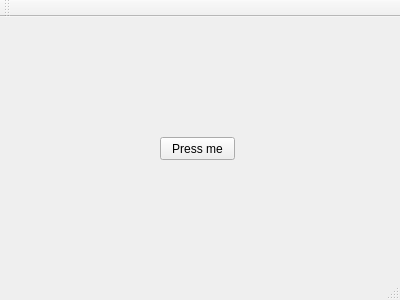
muyulong/pi_gateway, file MainWindow.ui: the form before one commit.
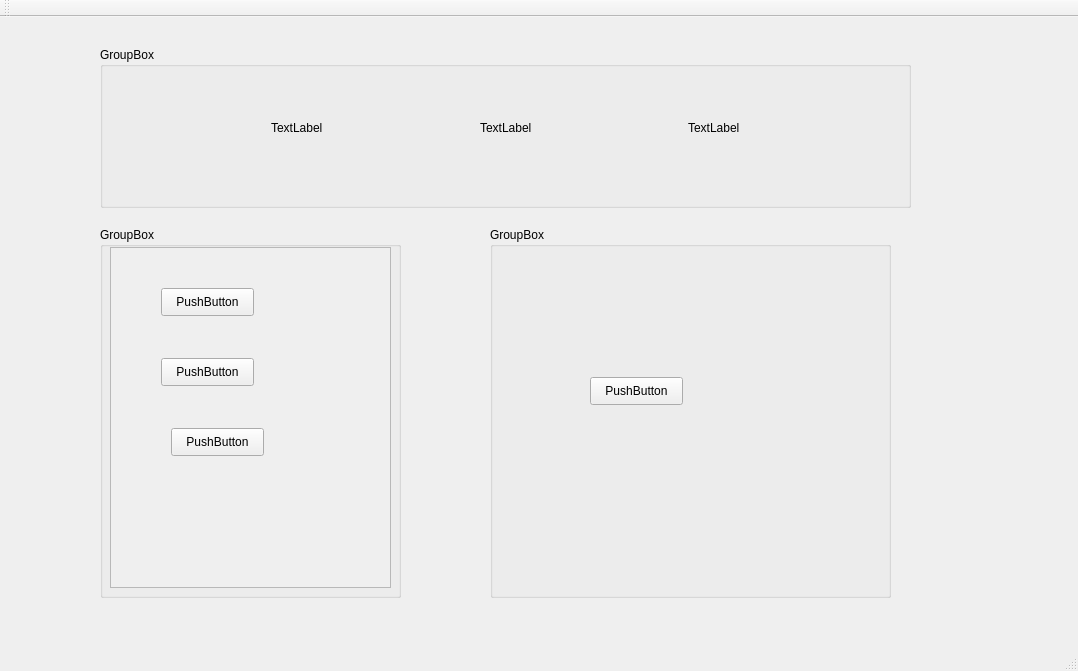
The form after the commit.

Diff of the .ui file:
```diff
--- a/MainWindow.ui
+++ b/MainWindow.ui
@@ -6,37 +6,213 @@
    <rect>
     <x>0</x>
     <y>0</y>
-    <width>400</width>
-    <height>300</height>
+    <width>1078</width>
+    <height>671</height>
    </rect>
   </property>
   <property name="windowTitle">
    <string>Pi_gateway</string>
   </property>
   <widget class="QWidget" name="centralWidget">
-   <widget class="QPushButton" name="pushButton">
+   <widget class="QGroupBox" name="groupBox">
     <property name="geometry">
      <rect>
-      <x>160</x>
-      <y>120</y>
-      <width>75</width>
-      <height>23</height>
+      <x>100</x>
+      <y>30</y>
+      <width>811</width>
+      <height>161</height>
      </rect>
     </property>
-    <property name="text">
-     <string>Press me</string>
+    <property name="title">
+     <string>GroupBox</string>
     </property>
+    <widget class="QWidget" name="horizontalLayoutWidget">
+     <property name="geometry">
+      <rect>
+       <x>10</x>
+       <y>10</y>
+       <width>791</width>
+       <height>141</height>
+      </rect>
+     </property>
+     <layout class="QHBoxLayout" name="horizontalLayout">
+      <item>
+       <spacer name="horizontalSpacer_3">
+        <property name="orientation">
+         <enum>Qt::Horizontal</enum>
+        </property>
+        <property name="sizeHint" stdset="0">
+         <size>
+          <width>40</width>
+          <height>20</height>
+         </size>
+        </property>
+       </spacer>
+      </item>
+      <item>
+       <widget class="QLabel" name="label_fan">
+        <property name="text">
+         <string>TextLabel</string>
+        </property>
+       </widget>
+      </item>
+      <item>
+       <spacer name="horizontalSpacer">
+        <property name="orientation">
+         <enum>Qt::Horizontal</enum>
+        </property>
+        <property name="sizeHint" stdset="0">
+         <size>
+          <width>40</width>
+          <height>20</height>
+         </size>
+        </property>
+       </spacer>
+      </item>
+      <item>
+       <widget class="QLabel" name="label_temp">
+        <property name="text">
+         <string>TextLabel</string>
+        </property>
+       </widget>
+      </item>
+      <item>
+       <spacer name="horizontalSpacer_2">
+        <property name="orientation">
+         <enum>Qt::Horizontal</enum>
+        </property>
+        <property name="sizeHint" stdset="0">
+         <size>
+          <width>40</width>
+          <height>20</height>
+         </size>
+        </property>
+       </spacer>
+      </item>
+      <item>
+       <widget class="QLabel" name="label_light">
+        <property name="text">
+         <string>TextLabel</string>
+        </property>
+       </widget>
+      </item>
+      <item>
+       <spacer name="horizontalSpacer_4">
+        <property name="orientation">
+         <enum>Qt::Horizontal</enum>
+        </property>
+        <property name="sizeHint" stdset="0">
+         <size>
+          <width>40</width>
+          <height>20</height>
+         </size>
+        </property>
+       </spacer>
+      </item>
+     </layout>
+    </widget>
    </widget>
-  </widget>
-  <widget class="QMenuBar" name="menuBar">
-   <property name="geometry">
-    <rect>
-     <x>0</x>
-     <y>0</y>
-     <width>400</width>
-     <height>21</height>
-    </rect>
-   </property>
+   <widget class="QGroupBox" name="groupBox_2">
+    <property name="geometry">
+     <rect>
+      <x>100</x>
+      <y>210</y>
+      <width>301</width>
+      <height>371</height>
+     </rect>
+    </property>
+    <property name="title">
+     <string>GroupBox</string>
+    </property>
+    <widget class="QScrollArea" name="scrollArea">
+     <property name="geometry">
+      <rect>
+       <x>10</x>
+       <y>20</y>
+       <width>281</width>
+       <height>341</height>
+      </rect>
+     </property>
+     <property name="widgetResizable">
+      <bool>true</bool>
+     </property>
+     <widget class="QWidget" name="scrollAreaWidgetContents">
+      <property name="geometry">
+       <rect>
+        <x>0</x>
+        <y>0</y>
+        <width>279</width>
+        <height>339</height>
+       </rect>
+      </property>
+      <widget class="QPushButton" name="pushButton">
+       <property name="geometry">
+        <rect>
+         <x>50</x>
+         <y>40</y>
+         <width>93</width>
+         <height>28</height>
+        </rect>
+       </property>
+       <property name="text">
+        <string>PushButton</string>
+       </property>
+      </widget>
+      <widget class="QPushButton" name="pushButton_2">
+       <property name="geometry">
+        <rect>
+         <x>50</x>
+         <y>110</y>
+         <width>93</width>
+         <height>28</height>
+        </rect>
+       </property>
+       <property name="text">
+        <string>PushButton</string>
+       </property>
+      </widget>
+      <widget class="QPushButton" name="pushButton_3">
+       <property name="geometry">
+        <rect>
+         <x>60</x>
+         <y>180</y>
+         <width>93</width>
+         <height>28</height>
+        </rect>
+       </property>
+       <property name="text">
+        <string>PushButton</string>
+       </property>
+      </widget>
+     </widget>
+    </widget>
+   </widget>
+   <widget class="QGroupBox" name="groupBox_3">
+    <property name="geometry">
+     <rect>
+      <x>490</x>
+      <y>210</y>
+      <width>401</width>
+      <height>371</height>
+     </rect>
+    </property>
+    <property name="title">
+     <string>GroupBox</string>
+    </property>
+    <widget class="QPushButton" name="pushButton_tost">
+     <property name="geometry">
+      <rect>
+       <x>100</x>
+       <y>150</y>
+       <width>93</width>
+       <height>28</height>
+      </rect>
+     </property>
+     <property name="text">
+      <string>PushButton</string>
+     </property>
+    </widget>
+   </widget>
   </widget>
   <widget class="QToolBar" name="mainToolBar">
    <attribute name="toolBarArea">
```
Left out of the diff: 21 changed lines with no effect on the pictures.
